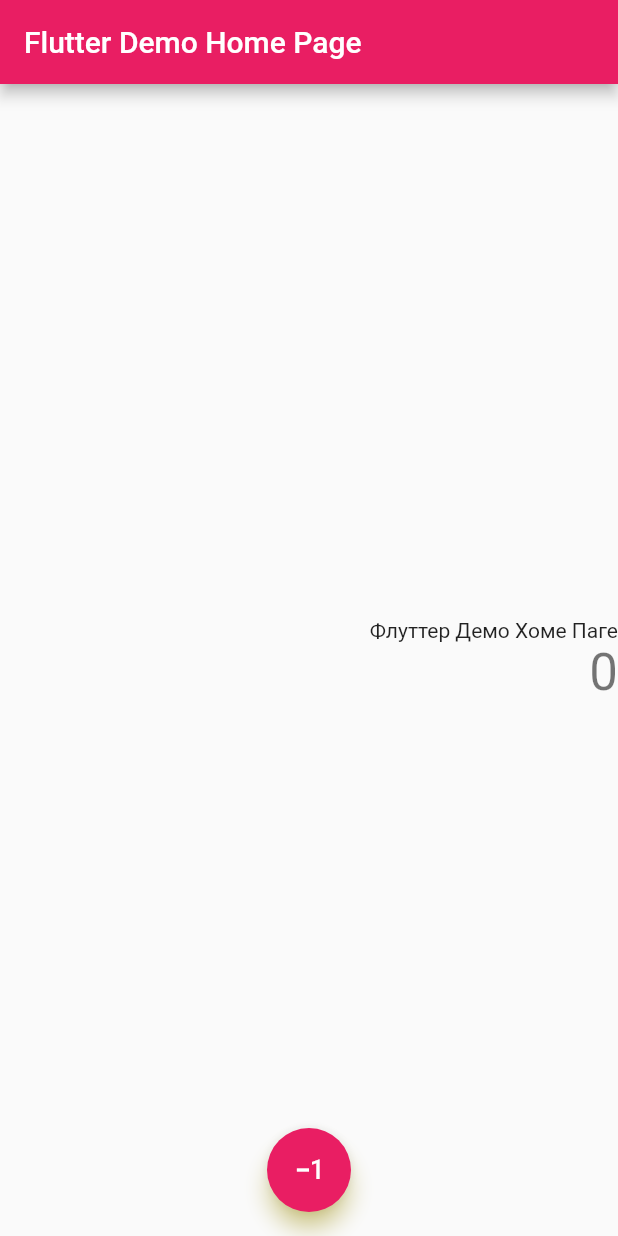
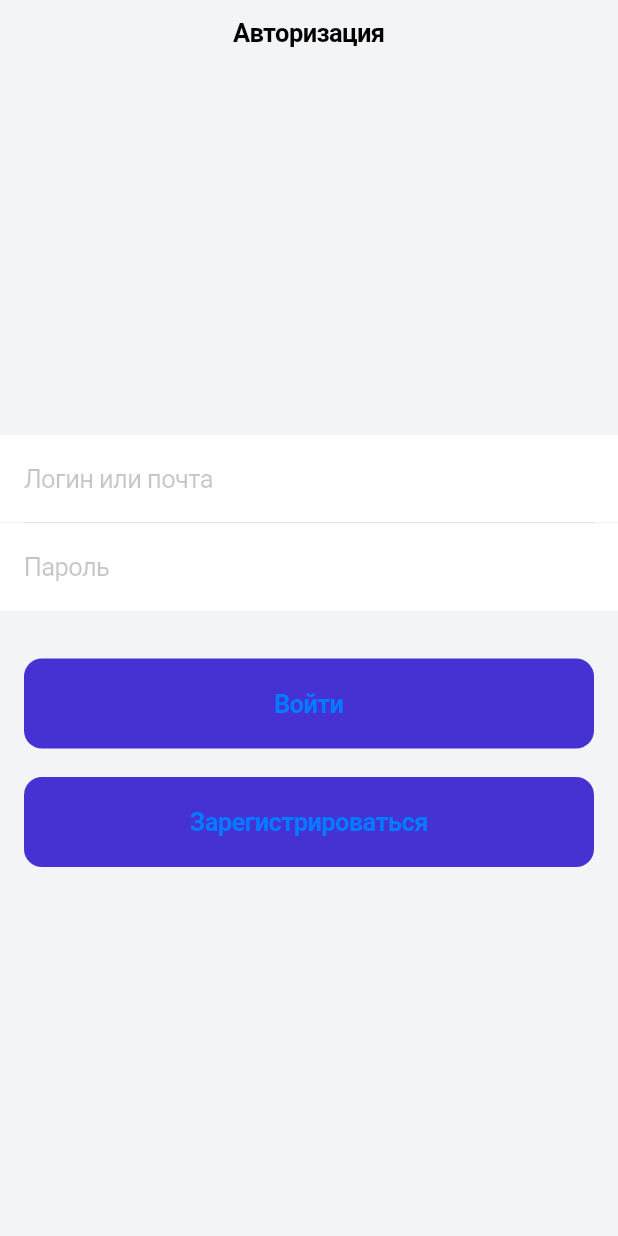
Before and after one commit to prostomol4i/first_project, a Flutter app: the screen it shows after launch, on a phone screen of 412 x 824 dp. Run offline on Flutter 3.47's test engine with Material 2 defaults, Android fonts, the phone set to English and light mode, and no system bars.

Commit message:
Сверстала страницу авторизации

```diff
--- a/lib/main.dart
+++ b/lib/main.dart
@@ -1,68 +1,15 @@
-import 'package:flutter/material.dart';
+import 'package:flutter/cupertino.dart';
+import 'package:flutter_application_1/src/screens/auth/auth_screen.dart';
 
 void main() {
-  runApp(const MyApp());
+  runApp(MyApp());
 }
 
 class MyApp extends StatelessWidget {
-  const MyApp({super.key});
-
-  // This widget is the root of your application.
   @override
   Widget build(BuildContext context) {
-    return MaterialApp(
-      title: 'Flutter Demo',
-      theme: ThemeData(
-        primarySwatch: Colors.pink, shadowColor: Colors.yellow,
-      ),
-      home: const MyHomePage(title: 'Flutter Demo Home Page', titki: 'Флуттер Демо Хоме Паге',),
+    return const CupertinoApp(
+      home: AuthScreen(),
     );
   }
 }
-
-class MyHomePage extends StatefulWidget {
-  const MyHomePage({super.key, required this.title, required this.titki});
-  final String title;
-   final String titki;
-
-  @override
-  State<MyHomePage> createState() => _MyHomePageState();
-}
-
-class _MyHomePageState extends State<MyHomePage> {
-  int _counter = 0;
-
-  void _incrementCounter() {
-    setState(() {
-      _counter--;
-    });
-  }
-
-  @override
-  Widget build(BuildContext context) {
-    return Scaffold(
-      appBar: AppBar(
-        title: Text(widget.title),
-      ),
-      body: Center(
-        child: Column(
-          mainAxisAlignment: MainAxisAlignment.center, crossAxisAlignment: CrossAxisAlignment.stretch,
-          children: <Widget>[
-            Text(widget.titki, textAlign: TextAlign.end,
-            ),
-            Text(
-              '$_counter',
-              style: Theme.of(context).textTheme.headlineMedium, textAlign: TextAlign.right,
-            ),
-          ],
-        ),
-      ),
-      floatingActionButtonLocation: FloatingActionButtonLocation.centerFloat,
-      floatingActionButton: FloatingActionButton(
-        onPressed: _incrementCounter,
-        tooltip: 'Increment',
-        child: const Icon(Icons.exposure_minus_1),
-      ), // This trailing comma makes auto-formatting nicer for build methods.
-    );
-  }
-}
--- /dev/null
+++ b/lib/src/screens/auth/auth_screen.dart
@@ -0,0 +1,74 @@
+import 'package:flutter/cupertino.dart';
+
+class AuthScreen extends StatelessWidget {
+  const AuthScreen({super.key});
+
+  @override
+  Widget build(BuildContext context) {
+    return CupertinoPageScaffold(
+      backgroundColor: const Color(0xFFF3F4F6),
+      navigationBar: CupertinoNavigationBar(
+        backgroundColor: CupertinoColors.white,
+        border: const Border(),
+        middle: Text('Авторизация'),
+      ),
+      child: SafeArea(
+        child: Column(
+          mainAxisAlignment: MainAxisAlignment.center,
+          crossAxisAlignment: CrossAxisAlignment.stretch,
+          children: [
+            CupertinoTextField(
+              placeholder: 'Логин или почта',
+              decoration: BoxDecoration(
+                color: CupertinoColors.white,
+              ),
+              padding: const EdgeInsets.symmetric(vertical: 19, horizontal: 16),
+            ),
+            Container(
+              height: 1,
+              color: Color(0xFFE0E6ED),
+              margin: EdgeInsets.symmetric(horizontal: 16),
+            ),
+            CupertinoTextField(
+              placeholder: 'Пароль',
+              decoration: BoxDecoration(
+                color: CupertinoColors.white,
+              ),
+              padding: const EdgeInsets.symmetric(vertical: 19, horizontal: 16),
+            ),
+            const SizedBox(height: 32),
+            Padding(
+              padding: const EdgeInsets.symmetric(horizontal: 16),
+              child: CupertinoButton(
+                padding: const EdgeInsets.symmetric(vertical: 20),
+                color: const Color(0xFF4631D2),
+                child: const Text(
+                  'Войти',
+                  style: TextStyle(
+                    fontWeight: FontWeight.bold,
+                  ),
+                ),
+                onPressed: () {},
+              ),
+            ),
+            const SizedBox(height: 19),
+            Padding(
+              padding: const EdgeInsets.symmetric(horizontal: 16),
+              child: CupertinoButton(
+                padding: const EdgeInsets.symmetric(vertical: 20),
+                color: const Color(0xFF4631D2),
+                child: const Text(
+                  'Зарегистрироваться',
+                  style: TextStyle(
+                    fontWeight: FontWeight.bold,
+                  ),
+                ),
+                onPressed: () {},
+              ),
+            )
+          ],
+        ),
+      ),
+    );
+  }
+}
```
